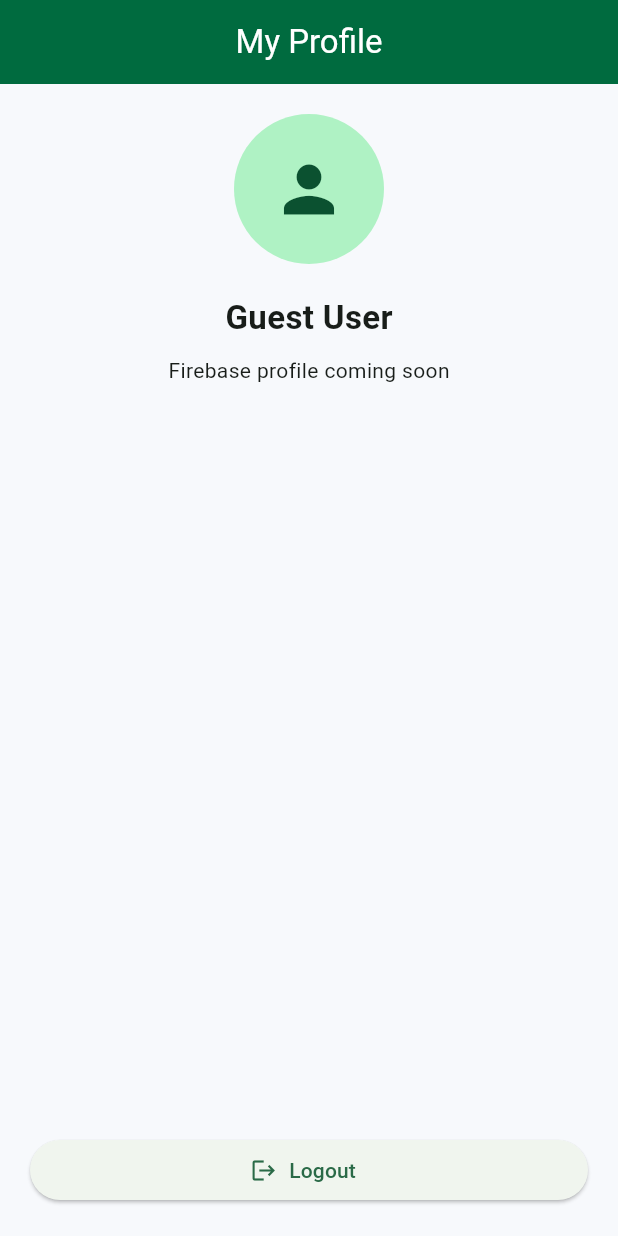
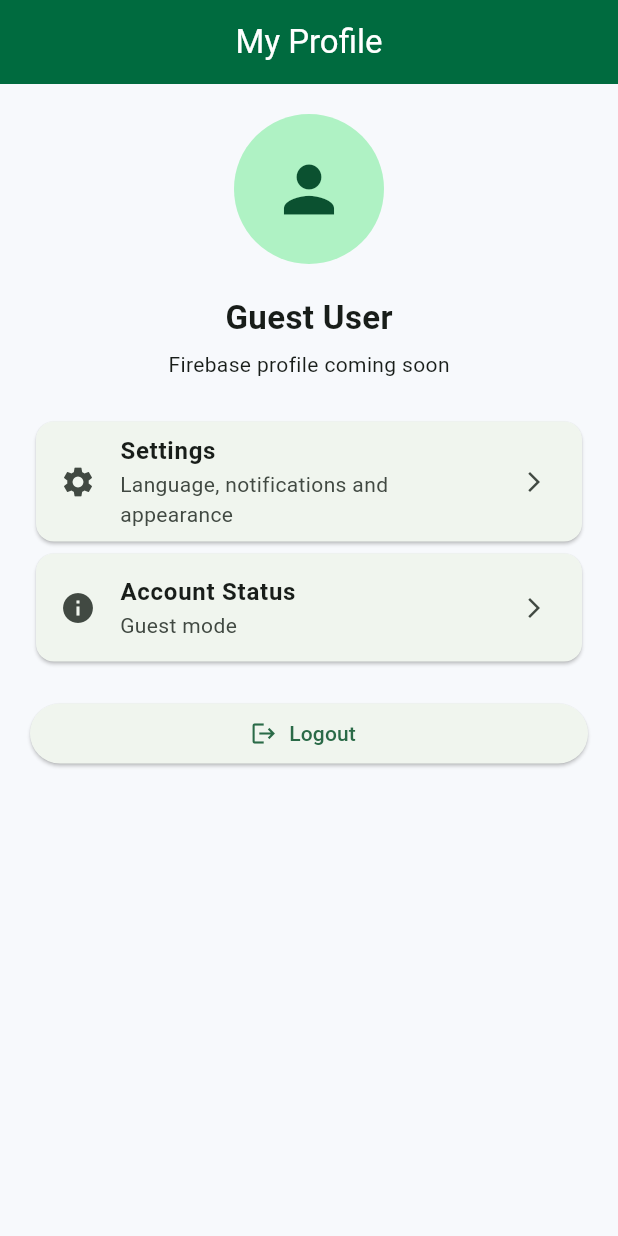
Before and after one commit to YUSUFUMARWALI/zia_connect, a Flutter app: the ProfileScreen screen opened directly, on a phone screen of 412 x 824 dp. Run offline on Flutter 3.47's test engine with Material 3 defaults, Android fonts, the phone set to English and light mode, and no system bars.

Commit message:
Added settings screen

```diff
--- a/lib/features/profile/screens/profile_screen.dart
+++ b/lib/features/profile/screens/profile_screen.dart
@@ -1,6 +1,7 @@
 import 'package:flutter/material.dart';
 import '../../auth/services/auth_service.dart';
 import '../../auth/screens/login_screen.dart';
+import '../../settings/screens/settings_screen.dart';
 
 class ProfileScreen extends StatelessWidget {
   const ProfileScreen({super.key});
@@ -10,10 +11,32 @@ class ProfileScreen extends StatelessWidget {
 
     Navigator.pushAndRemoveUntil(
       context,
-      MaterialPageRoute(
-        builder: (_) => const LoginScreen(),
+      MaterialPageRoute(builder: (_) => const LoginScreen()),
+      (route) => false,
+    );
+  }
+
+  void openSettings(BuildContext context) {
+    Navigator.push(
+      context,
+      MaterialPageRoute(builder: (_) => const SettingsScreen()),
+    );
+  }
+
+  Widget profileTile({
+    required IconData icon,
+    required String title,
+    required String subtitle,
+    VoidCallback? onTap,
+  }) {
+    return Card(
+      child: ListTile(
+        onTap: onTap,
+        leading: Icon(icon),
+        title: Text(title, style: const TextStyle(fontWeight: FontWeight.bold)),
+        subtitle: Text(subtitle),
+        trailing: const Icon(Icons.arrow_forward_ios, size: 16),
       ),
-      (route) => false,
     );
   }
 
@@ -23,37 +46,41 @@ class ProfileScreen extends StatelessWidget {
       appBar: AppBar(
         title: const Text('My Profile'),
       ),
-      body: Padding(
+      body: ListView(
         padding: const EdgeInsets.all(20),
-        child: Column(
         children: [
           const CircleAvatar(
             radius: 50,
             child: Icon(Icons.person, size: 50),
           ),
           const SizedBox(height: 20),
-            const Text(
+          const Center(
+            child: Text(
               'Guest User',
-              style: TextStyle(
-                fontSize: 22,
-                fontWeight: FontWeight.bold,
+              style: TextStyle(fontSize: 22, fontWeight: FontWeight.bold),
             ),
           ),
-            const SizedBox(height: 10),
-            const Text(
-              'Firebase profile coming soon',
+          const SizedBox(height: 6),
+          const Center(child: Text('Firebase profile coming soon')),
+          const SizedBox(height: 24),
+          profileTile(
+            icon: Icons.settings,
+            title: 'Settings',
+            subtitle: 'Language, notifications and appearance',
+            onTap: () => openSettings(context),
           ),
-            const Spacer(),
-            SizedBox(
-              width: double.infinity,
-              child: ElevatedButton.icon(
+          profileTile(
+            icon: Icons.info,
+            title: 'Account Status',
+            subtitle: AuthService.isLoggedIn ? 'Logged in' : 'Guest mode',
+          ),
+          const SizedBox(height: 20),
+          ElevatedButton.icon(
             onPressed: () => logout(context),
             icon: const Icon(Icons.logout),
             label: const Text('Logout'),
           ),
-            ),
         ],
-        ),
       ),
     );
   }
--- /dev/null
+++ b/lib/features/settings/screens/settings_screen.dart
@@ -0,0 +1,54 @@
+import 'package:flutter/material.dart';
+
+class SettingsScreen extends StatelessWidget {
+  const SettingsScreen({super.key});
+
+  Widget settingsTile({
+    required IconData icon,
+    required String title,
+    required String subtitle,
+  }) {
+    return Card(
+      child: ListTile(
+        leading: Icon(icon),
+        title: Text(title, style: const TextStyle(fontWeight: FontWeight.bold)),
+        subtitle: Text(subtitle),
+        trailing: const Icon(Icons.arrow_forward_ios, size: 16),
+      ),
+    );
+  }
+
+  @override
+  Widget build(BuildContext context) {
+    return Scaffold(
+      appBar: AppBar(
+        title: const Text('Settings'),
+      ),
+      body: ListView(
+        padding: const EdgeInsets.all(16),
+        children: [
+          settingsTile(
+            icon: Icons.language,
+            title: 'Language',
+            subtitle: 'English, Hausa and more coming soon',
+          ),
+          settingsTile(
+            icon: Icons.notifications,
+            title: 'Notifications',
+            subtitle: 'Manage flight and airport alerts',
+          ),
+          settingsTile(
+            icon: Icons.dark_mode,
+            title: 'Appearance',
+            subtitle: 'Dark mode coming soon',
+          ),
+          settingsTile(
+            icon: Icons.info,
+            title: 'About ZIA Connect',
+            subtitle: 'Digital airport companion for Zamfara International Airport',
+          ),
+        ],
+      ),
+    );
+  }
+}
```
Lines whose indentation alone changed are shown as unchanged.
